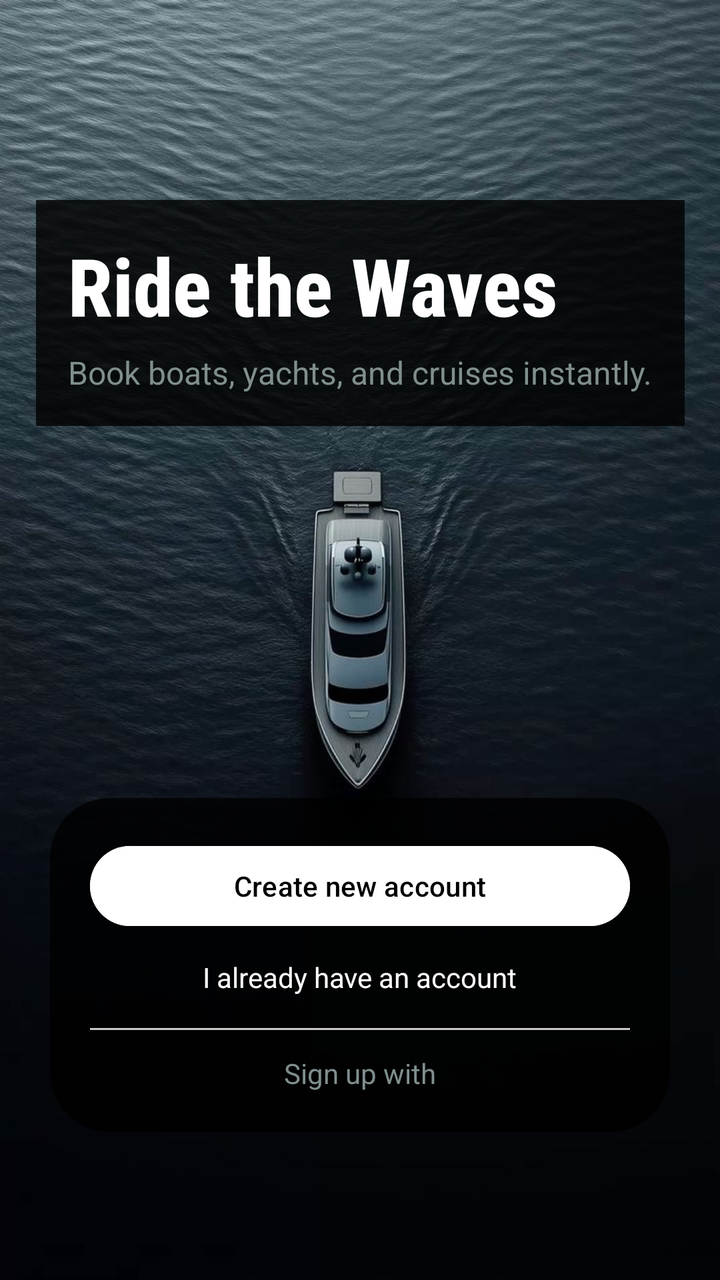
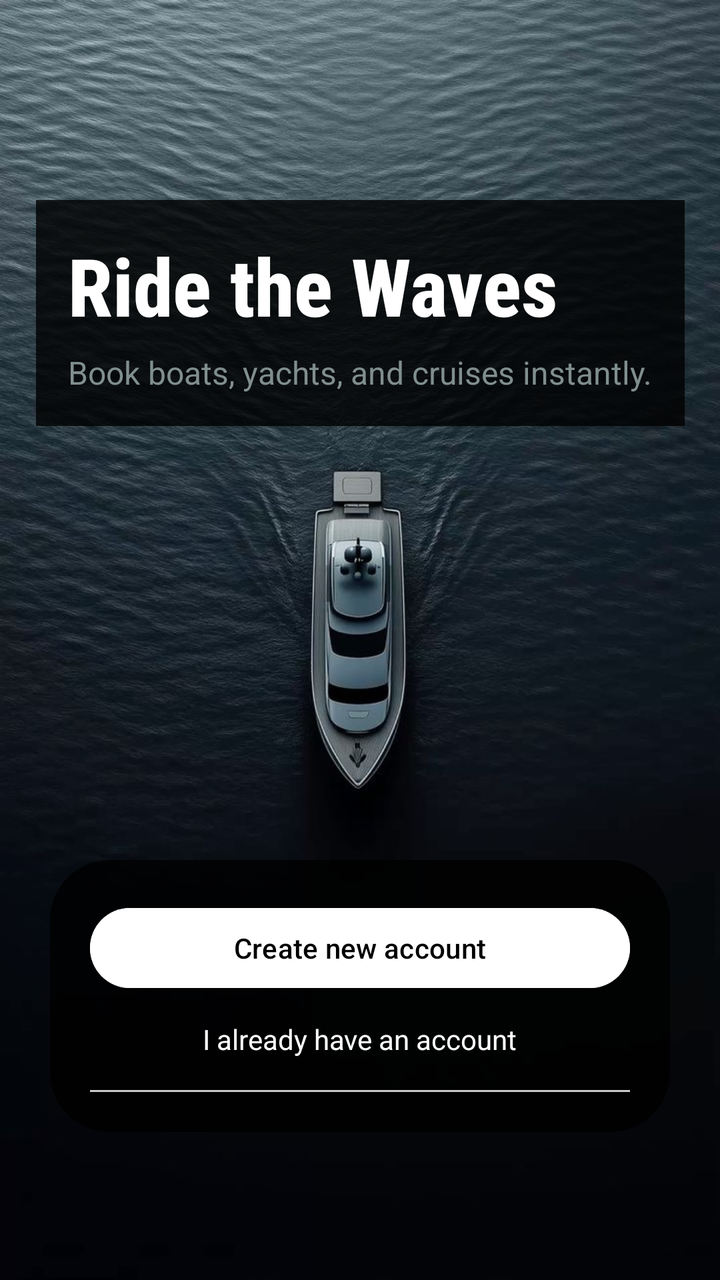

Compare the two renders of this Android layout. The source of the first and the diff that turns it into the second are given below.
<!-- AndroidManifest.xml: application theme Theme.Nauka -->
<!-- res/layout/nextscreen.xml -->
<androidx.constraintlayout.widget.ConstraintLayout
    xmlns:android="http://schemas.android.com/apk/res/android"
    xmlns:app="http://schemas.android.com/apk/res-auto"
    xmlns:tools="http://schemas.android.com/tools"
    android:id="@+id/main"
    android:layout_width="match_parent"
    android:layout_height="match_parent"
    android:background="@drawable/backg"
    tools:context=".nextscreen">

    <LinearLayout
        android:id="@+id/titleBox"
        android:layout_width="wrap_content"
        android:layout_height="wrap_content"
        android:orientation="vertical"
        android:background="#CC000000"
        android:padding="16dp"
        android:layout_marginTop="100dp"
        app:layout_constraintTop_toTopOf="parent"
        app:layout_constraintStart_toStartOf="parent"
        app:layout_constraintEnd_toEndOf="parent">

        <TextView
            android:id="@+id/title"
            android:layout_width="wrap_content"
            android:layout_height="wrap_content"
            android:text="Ride the Waves"
            android:textSize="40sp"
            android:textStyle="bold"
            android:textColor="@color/white"
            android:fontFamily="sans-serif-condensed-medium"/>

        <TextView
            android:id="@+id/subtitle"
            android:layout_width="wrap_content"
            android:layout_height="wrap_content"
            android:text="Book boats, yachts, and cruises instantly."
            android:textSize="16sp"
            android:textColor="#808E8E"
            android:layout_marginTop="6dp"/>
    </LinearLayout>

    <androidx.constraintlayout.widget.ConstraintLayout
        android:id="@+id/bottomCard"
        android:layout_width="0dp"
        android:layout_height="wrap_content"
        android:layout_marginStart="25dp"
        android:layout_marginEnd="25dp"
        android:layout_marginBottom="74dp"
        android:background="@drawable/rounded_box"
        android:padding="20dp"
        app:layout_constraintBottom_toBottomOf="parent"
        app:layout_constraintEnd_toEndOf="parent"
        app:layout_constraintStart_toStartOf="parent">

        <Button
            android:id="@+id/button"
            android:layout_width="0dp"
            android:layout_height="48dp"
            android:backgroundTint="@color/white"
            android:text="Create new account"
            android:textColor="@color/black"
            app:layout_constraintEnd_toEndOf="parent"
            app:layout_constraintStart_toStartOf="parent"
            app:layout_constraintTop_toTopOf="parent" />

        <TextView
            android:id="@+id/loginText"
            android:layout_width="wrap_content"
            android:layout_height="wrap_content"
            android:layout_marginTop="12dp"
            android:text="I already have an account"
            android:textColor="@color/white"
            android:clickable="true"
            android:focusable="true"
            app:layout_constraintEnd_toEndOf="parent"
            app:layout_constraintStart_toStartOf="parent"
            app:layout_constraintTop_toBottomOf="@id/button" />

        <View
            android:id="@+id/divider"
            android:layout_width="0dp"
            android:layout_height="1dp"
            android:layout_marginTop="16dp"
            android:background="#C9FFFFFF"
            app:layout_constraintEnd_toEndOf="parent"
            app:layout_constraintStart_toStartOf="parent"
            app:layout_constraintTop_toBottomOf="@id/loginText" />

        <TextView
            android:id="@+id/signupText"
            android:layout_width="wrap_content"
            android:layout_height="wrap_content"
            android:layout_marginTop="12dp"
            android:text="Sign up with"
            android:textColor="#808E8E"
            app:layout_constraintEnd_toEndOf="parent"
            app:layout_constraintStart_toStartOf="parent"
            app:layout_constraintTop_toBottomOf="@id/divider" />

    </androidx.constraintlayout.widget.ConstraintLayout>

</androidx.constraintlayout.widget.ConstraintLayout>
<!-- resources referenced by this layout -->
<resources>
  <color name="black">#FF000000</color>
  <color name="white">#FFFFFFFF</color>
  <!-- drawable backg: jpg bitmap (drawable, 107379 bytes) -->
  <!-- drawable rounded_box (drawable) -->
  <shape xmlns:android="http://schemas.android.com/apk/res/android">
  
      <solid android:color="#CC000000"/>
  
      <corners android:radius="30dp"/>
  
  </shape>
  <style name="Theme.Nauka" parent="Base.Theme.Nauka" />
  <style name="Base.Theme.Nauka" parent="Theme.Material3.DayNight.NoActionBar">
          
          
      </style>
</resources>

<!-- the commit's change to res/layout/nextscreen.xml (unified diff, before → after) -->
@@ -87,16 +87,6 @@
             app:layout_constraintStart_toStartOf="parent"
             app:layout_constraintTop_toBottomOf="@id/loginText" />
 
-        <TextView
-            android:id="@+id/signupText"
-            android:layout_width="wrap_content"
-            android:layout_height="wrap_content"
-            android:layout_marginTop="12dp"
-            android:text="Sign up with"
-            android:textColor="#808E8E"
-            app:layout_constraintEnd_toEndOf="parent"
-            app:layout_constraintStart_toStartOf="parent"
-            app:layout_constraintTop_toBottomOf="@id/divider" />
 
     </androidx.constraintlayout.widget.ConstraintLayout>
 
